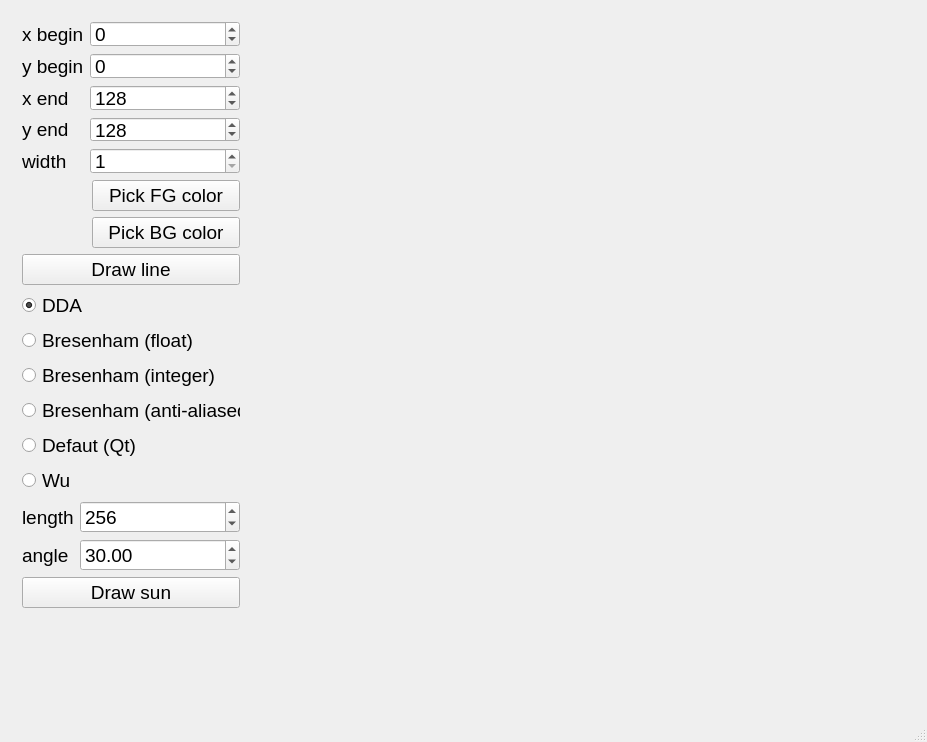
Qt form lab03/mainwindow.ui (wcdbmv/CG) before a commit.
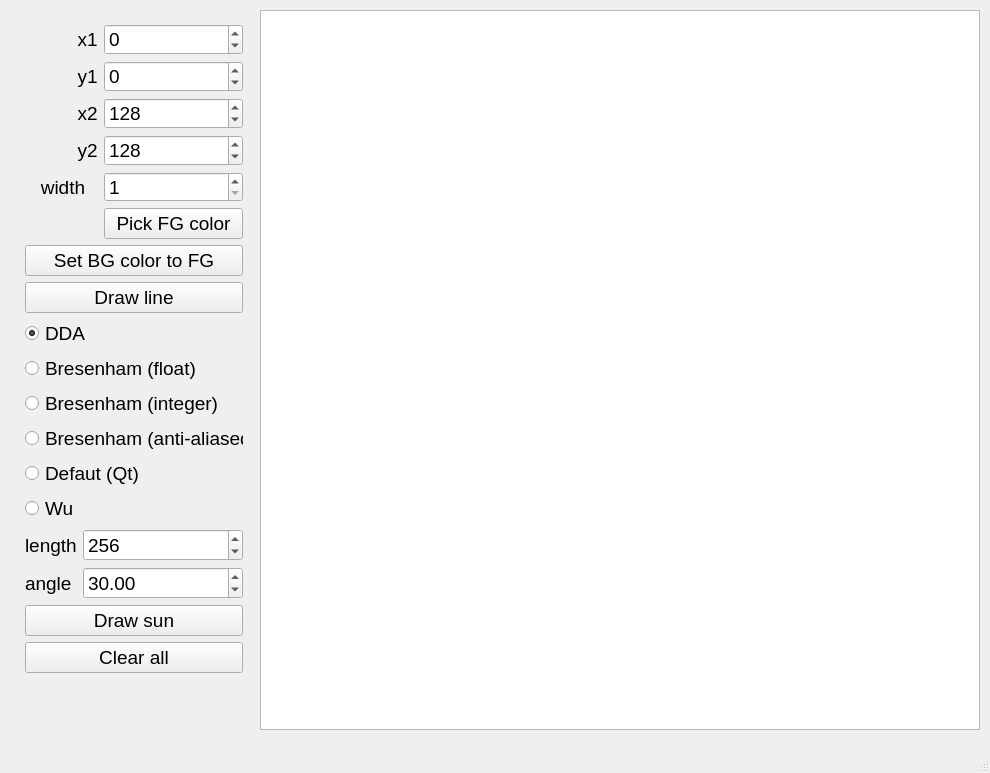
The same form after that commit.

Commit message: pain_t

```diff
--- a/lab03/mainwindow.ui
+++ b/lab03/mainwindow.ui
@@ -6,8 +6,8 @@
    <rect>
     <x>0</x>
     <y>0</y>
-    <width>927</width>
-    <height>742</height>
+    <width>990</width>
+    <height>773</height>
    </rect>
   </property>
   <property name="font">
@@ -19,13 +19,13 @@
    <string>MainWindow</string>
   </property>
   <widget class="QWidget" name="centralWidget">
-   <widget class="QWidget" name="">
+   <widget class="QWidget" name="layoutWidget">
     <property name="geometry">
      <rect>
-      <x>11</x>
-      <y>10</y>
+      <x>14</x>
+      <y>13</y>
       <width>240</width>
-      <height>609</height>
+      <height>671</height>
      </rect>
     </property>
     <layout class="QVBoxLayout" name="verticalLayout">
@@ -34,7 +34,7 @@
        <item row="0" column="0">
         <widget class="QLabel" name="xbTextLabel">
          <property name="text">
-          <string>x begin</string>
+          <string>          x1</string>
          </property>
         </widget>
        </item>
@@ -51,7 +51,7 @@
        <item row="1" column="0">
         <widget class="QLabel" name="ybTextLabel">
          <property name="text">
-          <string>y begin</string>
+          <string>          y1</string>
          </property>
         </widget>
        </item>
@@ -68,7 +68,7 @@
        <item row="2" column="0">
         <widget class="QLabel" name="xeTextLabel">
          <property name="text">
-          <string>x end</string>
+          <string>          x2</string>
          </property>
         </widget>
        </item>
@@ -88,7 +88,7 @@
        <item row="3" column="0">
         <widget class="QLabel" name="yeTextLabel">
          <property name="text">
-          <string>y end</string>
+          <string>          y2</string>
          </property>
         </widget>
        </item>
@@ -108,7 +108,7 @@
        <item row="4" column="0">
         <widget class="QLabel" name="widthTextLabel">
          <property name="text">
-          <string>width</string>
+          <string>   width</string>
          </property>
         </widget>
        </item>
@@ -122,35 +122,15 @@
          </property>
         </widget>
        </item>
-      </layout>
-     </item>
-     <item>
-      <layout class="QFormLayout" name="formLayout">
-       <property name="horizontalSpacing">
-        <number>6</number>
-       </property>
-       <item row="0" column="0">
-        <widget class="QLabel" name="fgLabel">
-         <property name="minimumSize">
-          <size>
-           <width>64</width>
-           <height>0</height>
-          </size>
-         </property>
-         <property name="text">
-          <string/>
-         </property>
-        </widget>
-       </item>
-       <item row="0" column="1">
+       <item row="5" column="1">
         <widget class="QPushButton" name="fgPushButton">
          <property name="text">
           <string>Pick FG color</string>
          </property>
         </widget>
        </item>
-       <item row="1" column="0">
-        <widget class="QLabel" name="bgLabel">
+       <item row="5" column="0">
+        <widget class="QLabel" name="fgLabel">
          <property name="minimumSize">
           <size>
            <width>64</width>
@@ -162,15 +142,15 @@
          </property>
         </widget>
        </item>
-       <item row="1" column="1">
-        <widget class="QPushButton" name="bgPushButton">
-         <property name="text">
-          <string>Pick BG color</string>
-         </property>
-        </widget>
-       </item>
       </layout>
      </item>
+     <item>
+      <widget class="QPushButton" name="setBGColorToFGPushButton">
+       <property name="text">
+        <string>Set BG color to FG</string>
+       </property>
+      </widget>
+     </item>
      <item>
       <widget class="QPushButton" name="drawLinePushButton">
        <property name="text">
@@ -274,8 +254,31 @@
        </property>
       </widget>
      </item>
+     <item>
+      <widget class="QPushButton" name="clearAllPushButton">
+       <property name="text">
+        <string>Clear all</string>
+       </property>
+      </widget>
+     </item>
     </layout>
    </widget>
+   <widget class="QGraphicsView" name="graphicsView">
+    <property name="geometry">
+     <rect>
+      <x>260</x>
+      <y>10</y>
+      <width>720</width>
+      <height>720</height>
+     </rect>
+    </property>
+    <property name="minimumSize">
+     <size>
+      <width>720</width>
+      <height>720</height>
+     </size>
+    </property>
+   </widget>
   </widget>
   <widget class="QStatusBar" name="statusBar"/>
  </widget>
```
Left out of the diff: 20 changed lines with no effect on the pictures. The commit also changes 2 other files.
